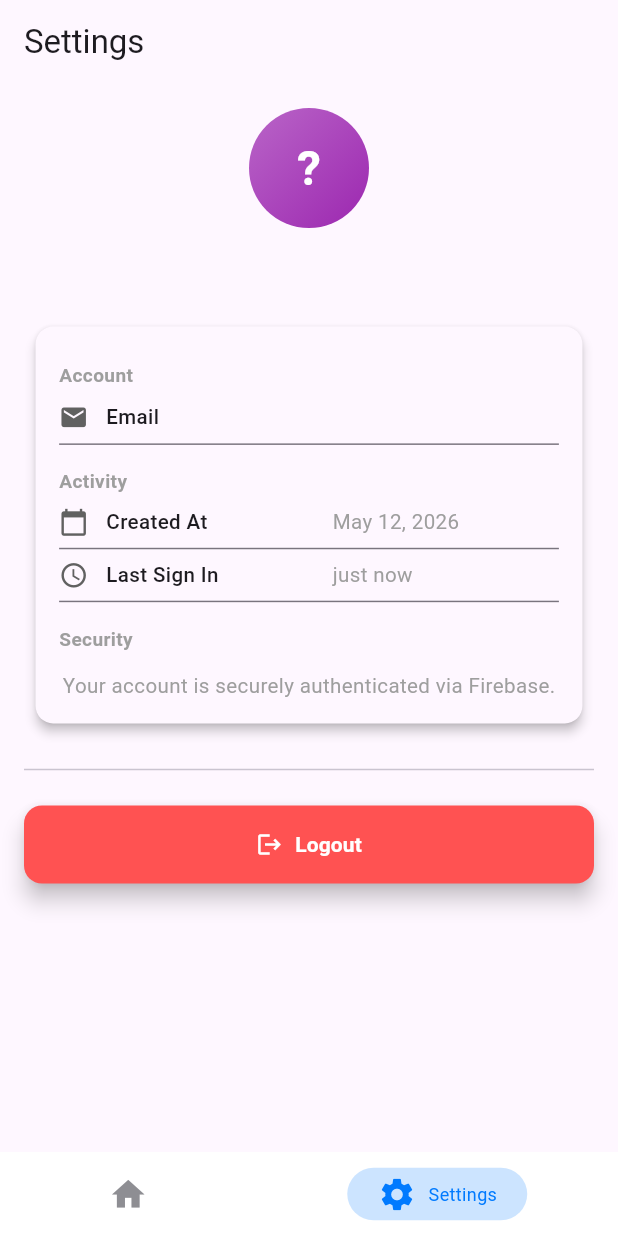
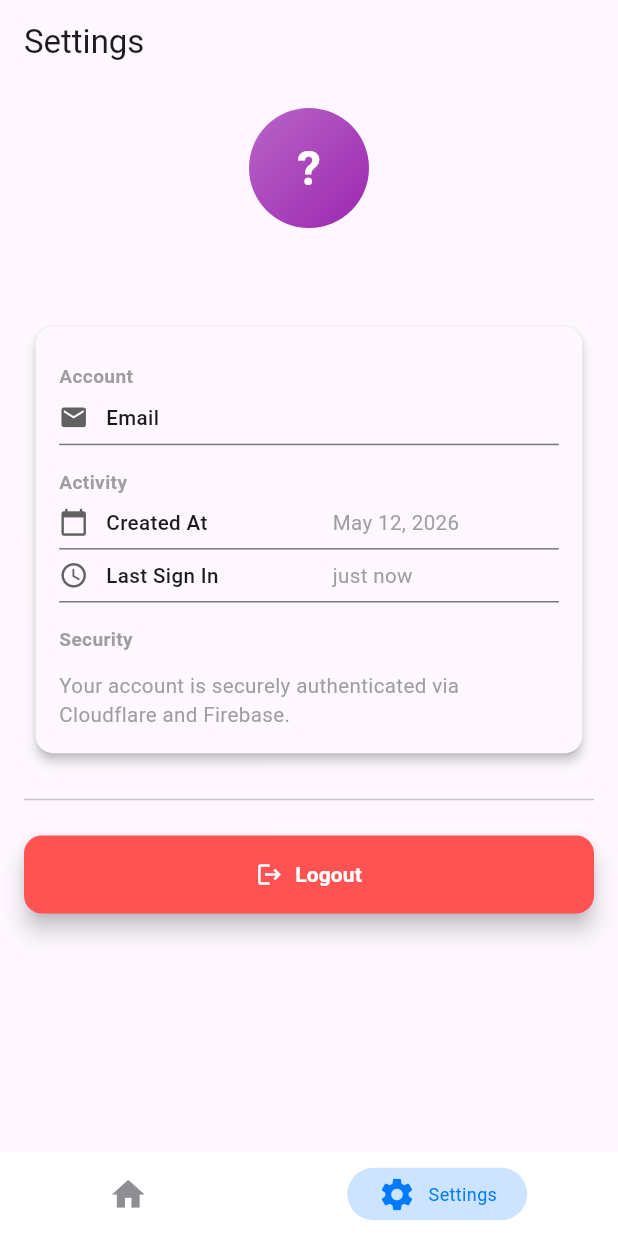
Before and after one commit to hanafiprasyah/mbgtd, a Flutter app: the screen it shows once a user with an empty profile is signed in, item 2 of the bottom bar chosen, on a phone screen of 412 x 824 dp. Run offline on Flutter 3.47's test engine with Material 3 defaults, Android fonts, the phone set to English and light mode, and no system bars; drawn by our look-alikes of persistent_bottom_nav_bar_v2; our stand-ins replace cloud_firestore, equatable, firebase_auth, firebase_core, flutter_bloc, flutter_secure_storage; missing offline and left inert: flutter_platform_alert; accounts and stored records are empty.

Commit message:
pref: Home screen (build adaptive card elevation to Dark Mode)

```diff
--- a/lib/presentation/screens/home_screen.dart
+++ b/lib/presentation/screens/home_screen.dart
@@ -133,7 +133,9 @@ class _HomeScreenState extends State<HomeScreen> {
           children: [
             Text(
               "${_getGreeting()}, ${user?.email ?? 'User'}!",
-              style: const TextStyle(fontSize: 14, fontWeight: FontWeight.bold),
+              style: Theme.of(
+                context,
+              ).textTheme.headlineSmall?.copyWith(fontWeight: FontWeight.w600),
             ),
             const SizedBox(height: 20),
             ElevatedButton(
@@ -176,7 +178,7 @@ class _HomeScreenState extends State<HomeScreen> {
                                 shape: BoxShape.circle,
                                 gradient: LinearGradient(
                                   colors: [
-                                    avatarColor.withOpacity(0.7),
+                                    avatarColor.withValues(alpha: 0.7),
                                     avatarColor,
                                   ],
                                   begin: Alignment.topLeft,
@@ -225,11 +227,25 @@ class _HomeScreenState extends State<HomeScreen> {
                         child: InkWell(
                           borderRadius: BorderRadius.circular(12),
                           onTap: () {},
-                          child: Card(
-                            elevation: 3,
+                          child: Builder(
+                            builder: (context) {
+                              final isDark =
+                                  Theme.of(context).brightness ==
+                                  Brightness.dark;
+
+                              return Card(
+                                elevation: isDark ? 0 : 3,
                                 color: Theme.of(context).cardColor,
                                 shape: RoundedRectangleBorder(
                                   borderRadius: BorderRadius.circular(12),
+                                  side: isDark
+                                      ? BorderSide(
+                                          color: Colors.white.withValues(
+                                            alpha: 0.8,
+                                          ),
+                                          width: 1,
+                                        )
+                                      : BorderSide.none,
                                 ),
                                 child: Padding(
                                   padding: const EdgeInsets.all(16),
@@ -271,12 +287,14 @@ class _HomeScreenState extends State<HomeScreen> {
                                       _buildSectionTitle("Security"),
                                       const SizedBox(height: 4),
                                       const Text(
-                                    "Your account is securely authenticated via Firebase.",
+                                        "Your account is securely authenticated via Cloudflare and Firebase.",
                                         style: TextStyle(color: Colors.grey),
                                       ),
                                     ],
                                   ),
                                 ),
+                              );
+                            },
                           ),
                         ),
                       ),
```
Lines whose indentation alone changed are shown as unchanged.
